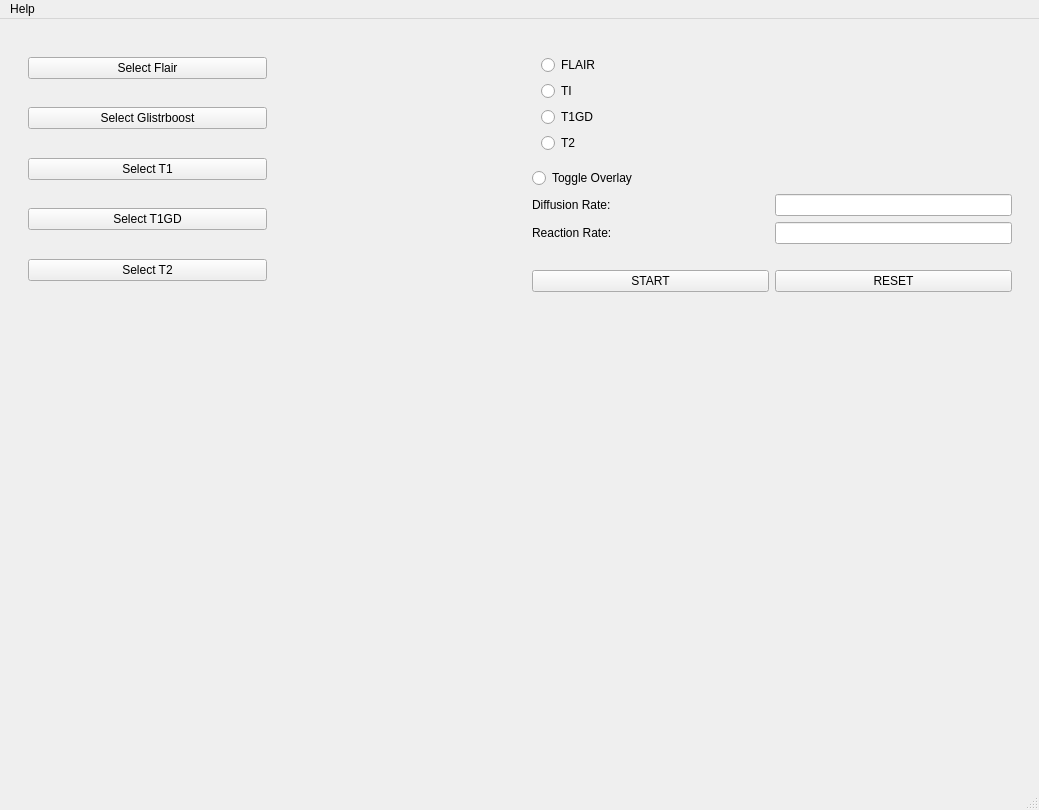
patliao/SYSC4907-Glioma-Growth-Visualization, file Application/UI_Design_File/mainWindow.ui: the form before one commit.
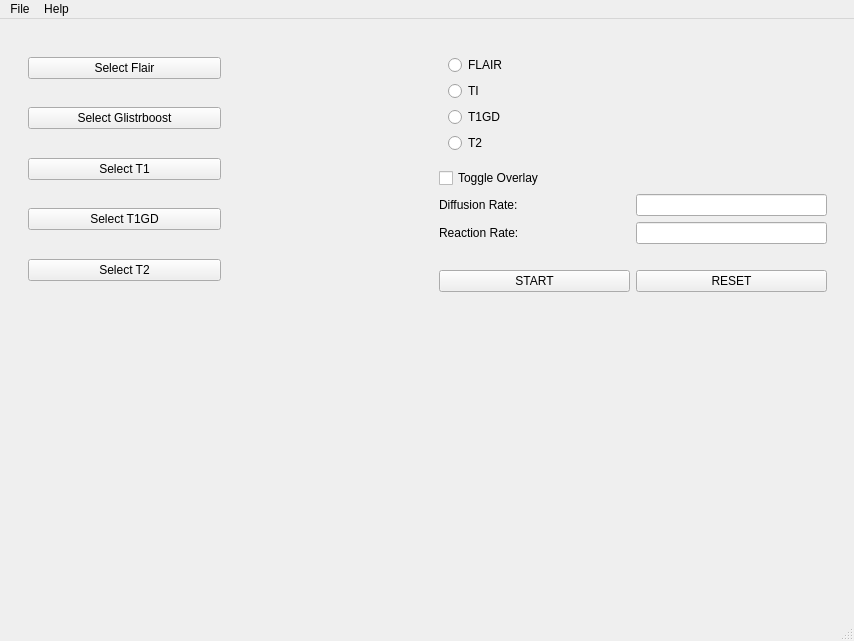
The form after the commit.

Commit message: toggle overlay checkbox

```diff
--- a/Application/UI_Design_File/mainWindow.ui
+++ b/Application/UI_Design_File/mainWindow.ui
@@ -6,8 +6,8 @@
    <rect>
     <x>0</x>
     <y>0</y>
-    <width>1039</width>
-    <height>810</height>
+    <width>854</width>
+    <height>641</height>
    </rect>
   </property>
   <property name="windowTitle">
@@ -243,7 +243,7 @@
            </widget>
           </item>
           <item>
-           <widget class="QRadioButton" name="toggle_rb">
+           <widget class="QCheckBox" name="toggle_checkbox">
             <property name="text">
              <string>Toggle Overlay</string>
             </property>
@@ -365,8 +365,8 @@
     <rect>
      <x>0</x>
      <y>0</y>
-     <width>1039</width>
-     <height>26</height>
+     <width>854</width>
+     <height>22</height>
     </rect>
    </property>
    <widget class="QMenu" name="menuHelp">
@@ -374,6 +374,13 @@
      <string>Help</string>
     </property>
    </widget>
+   <widget class="QMenu" name="menuFile">
+    <property name="title">
+     <string>File</string>
+    </property>
+    <addaction name="actionSave"/>
+   </widget>
+   <addaction name="menuFile"/>
    <addaction name="menuHelp"/>
   </widget>
   <widget class="QStatusBar" name="statusbar"/>
```
Left out of the diff: 5 changed lines with no effect on the pictures. The commit also changes 1 other file.
